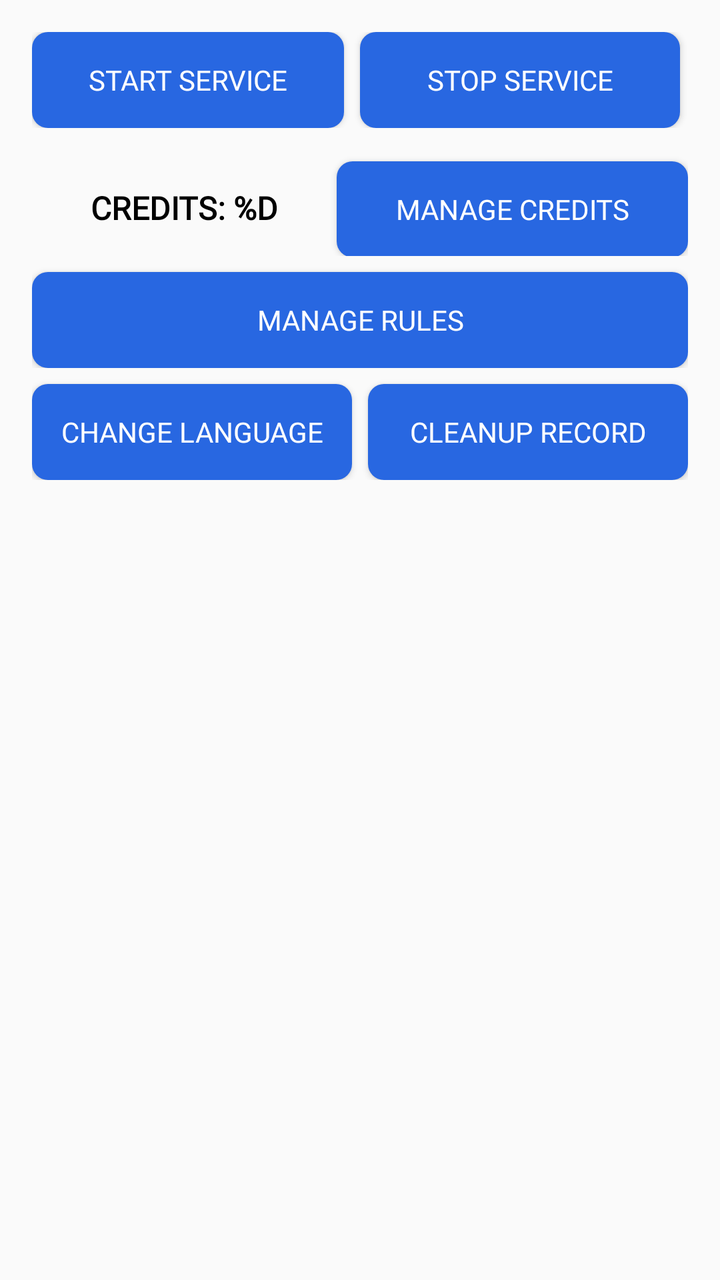
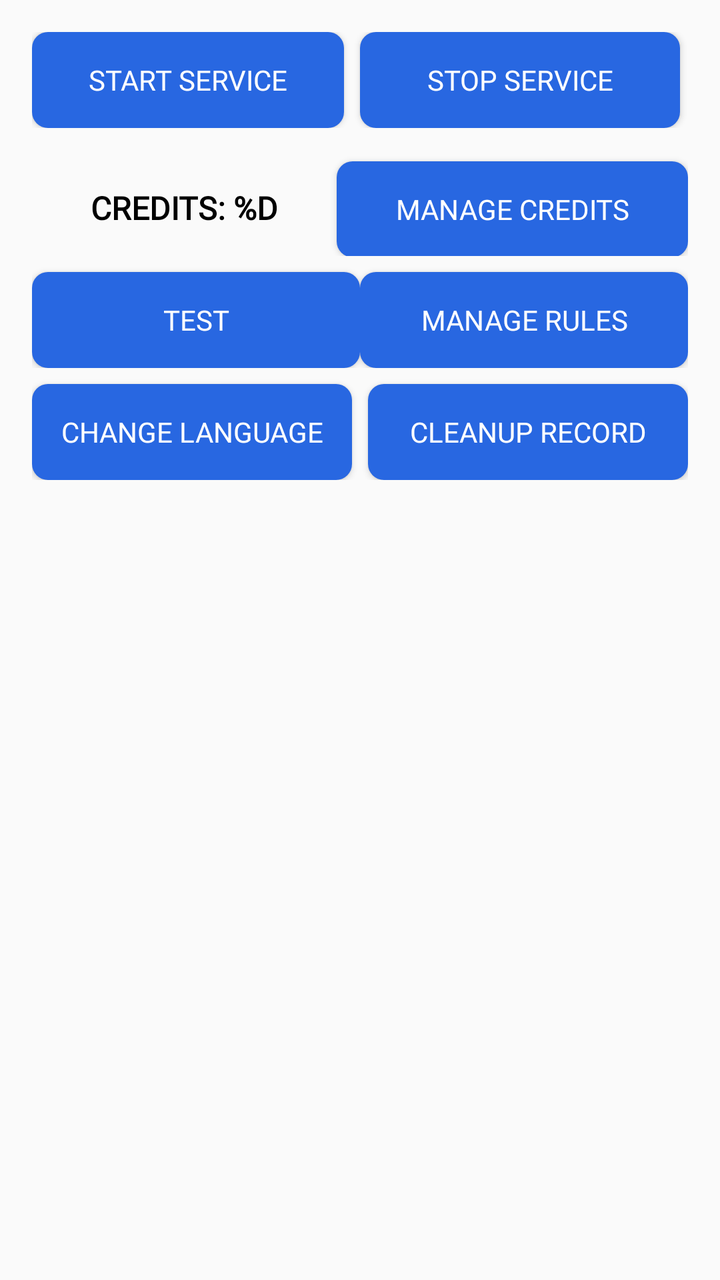

Screens rendered from an Android XML layout before and after an edit, with the pre-edit source and the edit as a unified diff.
<!-- AndroidManifest.xml: application theme Theme.GetSMS -->
<!-- res/layout/activity_main.xml -->
<?xml version="1.0" encoding="utf-8"?>
<androidx.constraintlayout.widget.ConstraintLayout xmlns:android="http://schemas.android.com/apk/res/android"
    xmlns:app="http://schemas.android.com/apk/res-auto"
    xmlns:tools="http://schemas.android.com/tools"
    android:layout_width="match_parent"
    android:layout_height="match_parent"
    android:gravity="center"
    android:orientation="vertical"
    android:padding="16dp"
    tools:context=".MainActivity">


    <LinearLayout
        android:id="@+id/linearLayout"
        android:layout_width="match_parent"
        android:layout_height="wrap_content"
        android:layout_marginTop="8dp"
        android:orientation="horizontal"
        android:weightSum="2"
        app:layout_constraintEnd_toEndOf="parent"
        app:layout_constraintStart_toStartOf="parent"
        tools:ignore="MissingConstraints">

        <Button
            android:id="@+id/btnStart"
            android:layout_width="match_parent"
            android:layout_height="wrap_content"
            android:layout_marginRight="8dp"
            android:layout_weight="1"
            android:background="@drawable/btn_primary"
            android:fontFamily="@font/shabnam"
            android:onClick="startService"
            android:text="@string/start_service"
            android:textColor="@color/white" />

        <Button
            android:id="@+id/btnStart2"
            android:layout_width="match_parent"
            android:layout_height="wrap_content"
            android:layout_marginRight="4dp"
            android:layout_weight="1"
            android:background="@drawable/btn_primary"
            android:fontFamily="@font/shabnam"
            android:onClick="stopService"
            android:text="@string/stop_service"
            android:textColor="@color/white" />

    </LinearLayout>

    <LinearLayout
        android:id="@+id/baseUrl"
        android:layout_width="match_parent"
        android:layout_height="wrap_content"
        android:layout_marginTop="8dp"
        android:orientation="horizontal"
        android:weightSum="2"
        app:layout_constraintEnd_toEndOf="parent"
        app:layout_constraintStart_toStartOf="parent"
        app:layout_constraintTop_toBottomOf="@+id/linearLayout"
        tools:ignore="MissingConstraints">

        <Button
            android:id="@+id/tvCreditsDisplay"
            android:layout_width="wrap_content"
            android:layout_height="wrap_content"
            android:layout_marginTop="8dp"
            android:layout_weight="1"
            android:background="@android:color/transparent"
            android:clickable="false"
            android:enabled="false"
            android:focusable="false"
            android:fontFamily="@font/shabnam"
            android:gravity="center"
            android:text="@string/credits"
            android:textColor="#000000"
            android:textSize="16sp"
            android:textStyle="bold" />


        <Button
            android:id="@+id/btnCredits"
            android:layout_width="wrap_content"
            android:layout_height="wrap_content"
            android:layout_marginTop="8dp"
            android:layout_weight="1"
            android:background="@drawable/btn_primary"
            android:fontFamily="@font/shabnam"
            android:text="@string/manage_credits"
            android:textColor="@color/white" />

    </LinearLayout>

    <LinearLayout
        android:id="@+id/btns"
        android:layout_width="match_parent"
        android:layout_height="wrap_content"
        app:layout_constraintTop_toBottomOf="@+id/baseUrl"
        tools:layout_editor_absoluteX="16dp">

















        <Button
            android:id="@+id/btnOpenRules"
            android:layout_width="match_parent"
            android:layout_height="wrap_content"
            android:layout_marginTop="8dp"
            android:layout_weight="1"
            android:background="@drawable/btn_primary"
            android:fontFamily="@font/shabnam"
            android:text="@string/manage_rules"
            android:textColor="@color/white" />

    </LinearLayout>

    <LinearLayout
        android:id="@+id/btns2"
        android:layout_width="match_parent"
        android:layout_height="wrap_content"
        app:layout_constraintTop_toBottomOf="@+id/btns"
        tools:layout_editor_absoluteX="16dp">


        <Button
            android:id="@+id/btnLanguage"
            android:layout_width="match_parent"
            android:layout_height="wrap_content"
            android:layout_marginTop="8dp"
            android:layout_weight="1"
            android:background="@drawable/btn_primary"
            android:fontFamily="@font/shabnam"
            android:text="@string/change_language"
            android:textColor="@color/white" />

        <View
            android:layout_width="8dp"
            android:layout_height="1dp" />

        <Button
            android:id="@+id/btnDelete"
            android:layout_width="match_parent"
            android:layout_height="wrap_content"
            android:layout_marginTop="8dp"
            android:layout_weight="1"
            android:background="@drawable/btn_primary"
            android:fontFamily="@font/shabnam"
            android:text="@string/cleanup_record"
            android:textColor="@color/white" />
    </LinearLayout>

    <androidx.recyclerview.widget.RecyclerView
        android:id="@+id/recRequ"
        android:layout_width="match_parent"
        android:layout_height="0dp"
        app:layout_constraintBottom_toBottomOf="parent"
        app:layout_constraintEnd_toEndOf="parent"
        app:layout_constraintStart_toStartOf="parent"
        app:layout_constraintTop_toBottomOf="@+id/btns2" />

</androidx.constraintlayout.widget.ConstraintLayout>
<!-- resources referenced by this layout -->
<resources>
  <color name="white">#FFFFFFFF</color>
  <!-- drawable btn_primary (drawable) -->
  <?xml version="1.0" encoding="utf-8"?>
  <shape xmlns:android="http://schemas.android.com/apk/res/android">
  
      <solid android:color="@color/primary"/>
      <corners android:radius="8sp"/>
  
  </shape>
  <string name="change_language">Change Language</string>
  <string name="cleanup_record">Cleanup Record</string>
  <string name="credits">Credits: %d</string>
  <string name="manage_credits">Manage Credits</string>
  <string name="manage_rules">Manage Rules</string>
  <string name="start_service">Start Service</string>
  <string name="stop_service">Stop Service</string>
  <style name="Theme.GetSMS" parent="Theme.MaterialComponents.Light.NoActionBar.Bridge">
          
          <item name="colorPrimary">@color/purple_500</item>
          <item name="colorPrimaryVariant">@color/purple_700</item>
          <item name="colorOnPrimary">@color/white</item>
          
          <item name="colorSecondary">@color/teal_200</item>
          <item name="colorSecondaryVariant">@color/teal_700</item>
          <item name="colorOnSecondary">@color/black</item>
          
          <item name="android:statusBarColor" tools:targetApi="l">?attr/colorPrimaryVariant</item>
          
      </style>
  <color name="primary">#2867e1</color>
  <color name="purple_500">#FF6200EE</color>
  <color name="purple_700">#FF3700B3</color>
  <color name="teal_200">#FF03DAC5</color>
  <color name="teal_700">#FF018786</color>
  <color name="black">#FF000000</color>
</resources>

<!-- the commit's change to res/layout/activity_main.xml (unified diff, before → after) -->
@@ -114,6 +114,17 @@
 
 
         <Button
+            android:id="@+id/test"
+            android:layout_width="match_parent"
+            android:layout_height="wrap_content"
+            android:layout_marginTop="8dp"
+            android:layout_weight="1"
+            android:background="@drawable/btn_primary"
+            android:fontFamily="@font/shabnam"
+            android:text="test"
+            android:textColor="@color/white" />
+
+        <Button
             android:id="@+id/btnOpenRules"
             android:layout_width="match_parent"
             android:layout_height="wrap_content"
